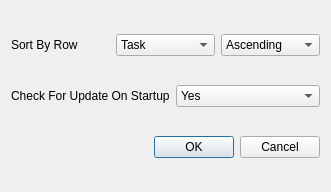
Above: preferences.ui from computerfr33k/To-Do-List-Manager before the change. Below: the same form after it.
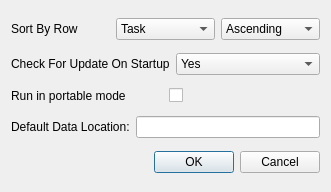
That is the form after the change. Icons and pictures are not drawn.

Commit message:
some preferences changes, fixed edit task button
edit task button is now disabled after deleting a task because nothing
is selected anymore. added ability to change to portable mode from GUI
(requires program restart)

The edit to the form file:
```diff
--- a/preferences.ui
+++ b/preferences.ui
@@ -18,7 +18,7 @@
     <normaloff>:/images/icon.png</normaloff>:/images/icon.png</iconset>
   </property>
   <layout class="QGridLayout" name="gridLayout_2">
-   <item row="2" column="0">
+   <item row="5" column="0">
     <widget class="QDialogButtonBox" name="buttonBox">
      <property name="orientation">
       <enum>Qt::Horizontal</enum>
@@ -107,6 +107,42 @@
      </item>
     </layout>
    </item>
+   <item row="2" column="0">
+    <layout class="QHBoxLayout" name="horizontalLayout">
+     <item>
+      <widget class="QLabel" name="label_3">
+       <property name="text">
+        <string>Run in portable mode</string>
+       </property>
+      </widget>
+     </item>
+     <item>
+      <widget class="QCheckBox" name="portableMode">
+       <property name="text">
+        <string/>
+       </property>
+      </widget>
+     </item>
+    </layout>
+   </item>
+   <item row="3" column="0">
+    <layout class="QHBoxLayout" name="horizontalLayout_2">
+     <item>
+      <widget class="QLabel" name="label_4">
+       <property name="text">
+        <string>Default Data Location:</string>
+       </property>
+      </widget>
+     </item>
+     <item>
+      <widget class="QLineEdit" name="dataLoc">
+       <property name="readOnly">
+        <bool>true</bool>
+       </property>
+      </widget>
+     </item>
+    </layout>
+   </item>
   </layout>
  </widget>
  <resources>
```
The commit also changes 3 other files.
